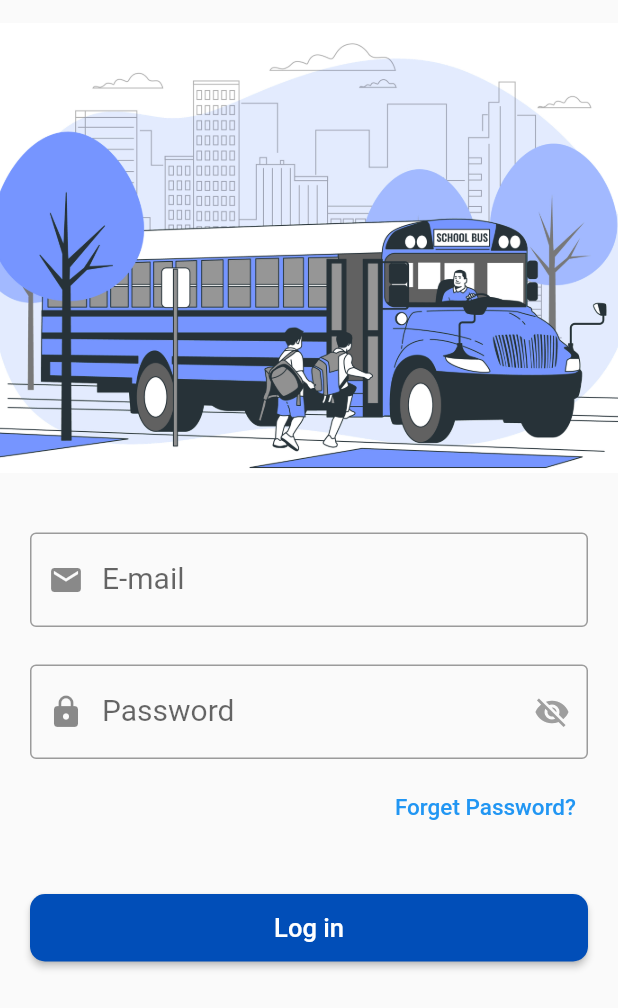
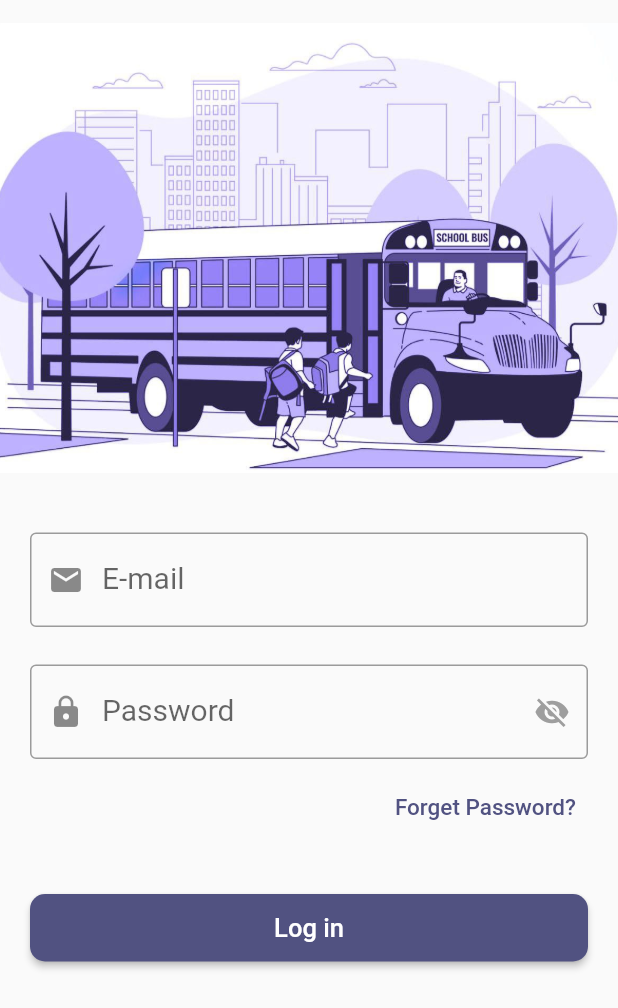
Before and after one commit to mo87654/User_App, a Flutter app: the screen it shows after launch, on a phone screen of 412 x 824 dp. Shown: the top 1008 px of the screen. Run offline on Flutter 3.47's test engine with Material 2 defaults, Android fonts, the light colour scheme and no system bars; our stand-ins replace country_picker, firebase_auth, firebase_core, flutter_spinkit, image_picker; accounts and stored records are empty.

Commit message:
update from manar

```diff
--- a/lib/layout/user_layout.dart
+++ b/lib/layout/user_layout.dart
@@ -17,6 +17,8 @@ class UserLayout extends StatefulWidget {
   @override
   State<UserLayout> createState() => _UserLayoutState();
 }
+final user =FirebaseAuth.instance.currentUser!;
+
 
 class _UserLayoutState extends State<UserLayout> {
   var currentIndex = 2;
@@ -70,7 +72,7 @@ class _UserLayoutState extends State<UserLayout> {
                       fontSize: 17
                   ),
                 ),
-                subtitle:  Text(FirebaseAuth.instance.currentUser!.email!,
+                subtitle:  Text(user.email!,
                   style: TextStyle(
                       fontSize: 17
                   ),
--- a/lib/modules/AboutUs Screen/AboutUs.dart
+++ b/lib/modules/AboutUs Screen/AboutUs.dart
@@ -8,6 +8,7 @@ class AboutUsScreen extends StatelessWidget {
     return Scaffold(
         appBar: AppBar(
           title: Text('About Us'),
+          backgroundColor: Color(0xff515281),
         ),
         body: SingleChildScrollView(
             child: Column(
@@ -41,6 +42,7 @@ class AboutUsScreen extends StatelessWidget {
                           CircleAvatar(
                             radius: 40,
                             backgroundImage: AssetImage('assets/images/team_member_1.png'),
+                            backgroundColor: Color(0xff515281),
                           ),
                           SizedBox(height: 10),
                           Text(
@@ -64,10 +66,12 @@ class AboutUsScreen extends StatelessWidget {
                           CircleAvatar(
                             radius: 40,
                             backgroundImage: AssetImage('assets/images/team_member_2.png'),
+                            backgroundColor: Color(0xff515281),
                           ),
                           SizedBox(height: 10),
                           Text(
                             'Ahmed Adel',
+
                             style: TextStyle(
                               fontSize: 16,
                               fontWeight: FontWeight.bold,
--- a/lib/modules/change_password screen/change_password.dart
+++ b/lib/modules/change_password screen/change_password.dart
@@ -196,7 +196,7 @@ class _ChangePasswordState extends State<ChangePassword> {
                     ),
 
                   ),
-                  color: Color(0xff014EB8),
+                  color: Color(0xff515281),
                   shape:RoundedRectangleBorder (
                     borderRadius: BorderRadius.circular (10.0), ),
 
--- a/lib/modules/forgetPassword screens/forgetPassword1.dart
+++ b/lib/modules/forgetPassword screens/forgetPassword1.dart
@@ -43,7 +43,7 @@ class _ForgetPassword1State extends State<ForgetPassword1> {
               Container(
                 padding: const EdgeInsets.symmetric(vertical: 15),
                 child: const Image(
-                  image: AssetImage('assets/images/bus.jpg'),
+                  image: AssetImage('assets/images/bus1.jpg'),
                   width: double.infinity,
                   height: 300,
                   fit: BoxFit.cover,
@@ -151,7 +151,7 @@ class _ForgetPassword1State extends State<ForgetPassword1> {
                       );
                     }
                   },
-                  color: const Color(0xff014EB8),
+                  color: const Color(0xff515281),
                   shape:RoundedRectangleBorder (
                     borderRadius: BorderRadius.circular (10.0), ),
                   child:isLogin
--- a/lib/modules/forgetPassword screens/forgetPassword3.dart
+++ b/lib/modules/forgetPassword screens/forgetPassword3.dart
@@ -23,7 +23,7 @@
               Container(
                 padding: EdgeInsets.symmetric(vertical: 15),
                 child: Image(
-                  image: AssetImage('assets/images/bus.jpg'),
+                  image: AssetImage('assets/images/bus1.jpg'),
                   width: double.infinity,
                   height: 300,
                   fit: BoxFit.cover,
@@ -155,7 +155,7 @@
                       fontSize: 17,
                     ),
                   ),
-                  color: Color(0xff014EB8),
+                  color: Color(0xff515281),
                   shape:RoundedRectangleBorder (
                     borderRadius: BorderRadius.circular (10.0), ),
                 ),
--- a/lib/modules/forgetPassword screens/forgetPassword4.dart
+++ b/lib/modules/forgetPassword screens/forgetPassword4.dart
@@ -13,7 +13,7 @@ class ForgetPassword4 extends StatelessWidget {
           Container(
             padding: EdgeInsets.symmetric(vertical: 15),
             child: Image(
-              image: AssetImage('assets/images/bus.jpg'),
+              image: AssetImage('assets/images/bus1.jpg'),
               width: double.infinity,
               height: 300,
               fit: BoxFit.cover,
@@ -40,7 +40,7 @@ class ForgetPassword4 extends StatelessWidget {
                  Icon(
                    Icons.check_circle_rounded,
                    size: 70,
-                   color: Color(0xff014EB8),
+                   color: Color(0xff515281),
                  ),
                  SizedBox(
                    height: height * .85 * .1,
@@ -93,7 +93,7 @@ class ForgetPassword4 extends StatelessWidget {
                        ),
 
                      ),
-                     color: Color(0xff014EB8),
+                     color: Color(0xff515281),
                      shape:RoundedRectangleBorder (
                        borderRadius: BorderRadius.circular (10.0), ),
 
--- a/lib/modules/forgetPassword screens/forgetpassword2.dart
+++ b/lib/modules/forgetPassword screens/forgetpassword2.dart
@@ -56,7 +56,7 @@ class _ForgetPassword2State extends State<ForgetPassword2> {
             Container(
               padding: const EdgeInsets.symmetric(vertical: 15),
               child: const Image(
-                image: AssetImage('assets/images/bus.jpg'),
+                image: AssetImage('assets/images/bus1.jpg'),
                 width: double.infinity,
                 height: 300,
                 fit: BoxFit.cover,
@@ -197,7 +197,7 @@ class _ForgetPassword2State extends State<ForgetPassword2> {
 
 
                 },
-                color: const Color(0xff014EB8),
+                color: const Color(0xff515281),
                 shape:RoundedRectangleBorder (
                   borderRadius: BorderRadius.circular (10.0), ),
                 child:isLogin
--- a/lib/modules/help screen/help_screen.dart
+++ b/lib/modules/help screen/help_screen.dart
@@ -101,7 +101,7 @@ class HelpPage extends StatelessWidget {
                     ),
 
                   ),
-                  color: Color(0xff014EB8),
+                  color: Color(0xff515281),
                   shape:RoundedRectangleBorder (
                     borderRadius: BorderRadius.circular (10.0), ),
 
--- a/lib/modules/login screen/login.dart
+++ b/lib/modules/login screen/login.dart
@@ -76,7 +76,7 @@ class _LoginState extends State<Login> {
                 Container(
                   padding: EdgeInsets.symmetric(vertical: 15),
                   child: Image(
-                    image: AssetImage('assets/images/bus.jpg'),
+                    image: AssetImage('assets/images/bus1.jpg'),
                     width: double.infinity,
                     height: 300,
                     fit: BoxFit.cover,
@@ -213,6 +213,7 @@ class _LoginState extends State<Login> {
                       'Forget Password?',
                       style: TextStyle(
                         fontSize: 15,
+                        color: Color(0xff515281),
                       ),
                     ),
                   ),
@@ -251,7 +252,7 @@ class _LoginState extends State<Login> {
                         fontSize: 17,
                       ),
                     ),
-                    color: Color(0xff014EB8),
+                    color: Color(0xff515281),
                     shape: RoundedRectangleBorder(
                       borderRadius: BorderRadius.circular(10.0),),
 
--- a/lib/modules/personal_info screen/personal_info.dart
+++ b/lib/modules/personal_info screen/personal_info.dart
@@ -107,7 +107,7 @@ class PersonalInfo extends StatelessWidget {
                     ),
 
                   ),
-                  color: Color(0xff014EB8),
+                  color: Color(0xff515281),
                   shape:RoundedRectangleBorder (
                     borderRadius: BorderRadius.circular (10.0), ),
 
```
Also changed, not shown: lib/modules/my_account screen/My_account.dart (+4 -4 lines), assets/images/bus1.jpg (added).
